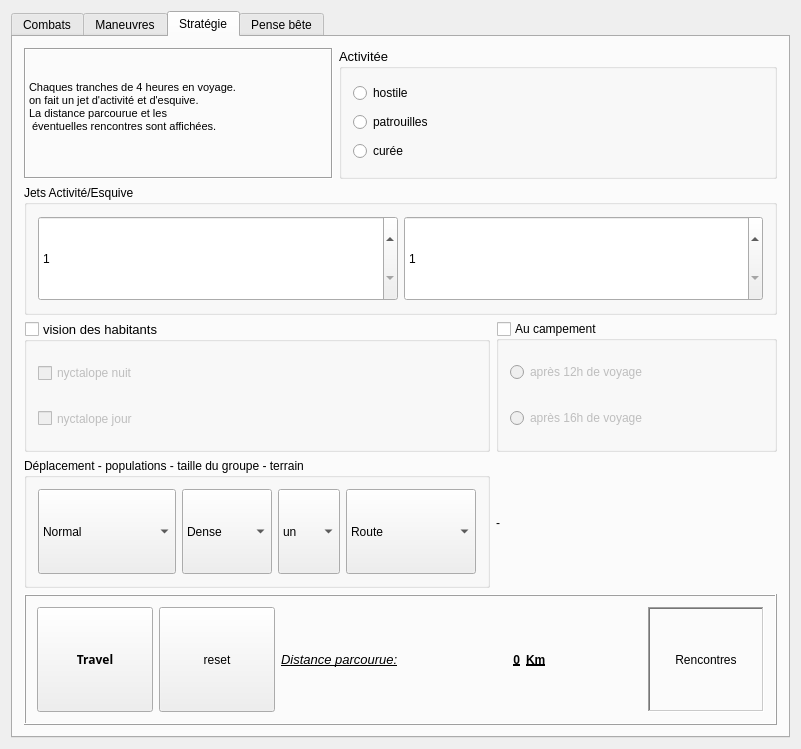
Before: the Qt Designer form mainwindow.ui in e2002e/JRTM-MERP, drawn with Qt 5.
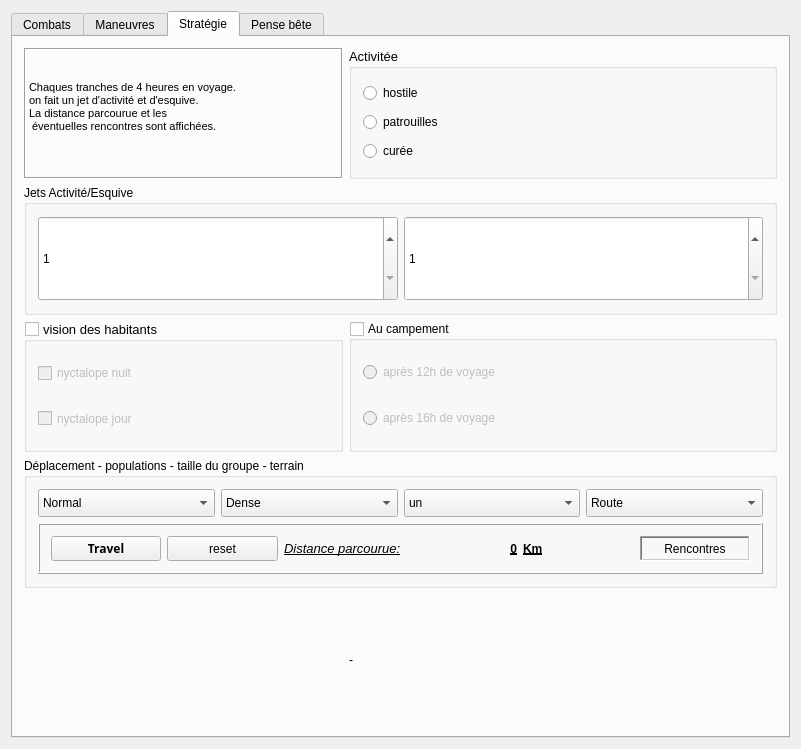
After: the same form once the commit is applied. The open tabs and pages were chosen to show the change.

Patch:
```diff
--- a/mainwindow.ui
+++ b/mainwindow.ui
@@ -1597,114 +1597,6 @@
         <string>Stratégie</string>
        </attribute>
        <layout class="QGridLayout" name="gridLayout_9">
-        <item row="6" column="0" colspan="7">
-         <widget class="QFrame" name="frame_4">
-          <property name="frameShape">
-           <enum>QFrame::Box</enum>
-          </property>
-          <property name="frameShadow">
-           <enum>QFrame::Raised</enum>
-          </property>
-          <layout class="QHBoxLayout" name="horizontalLayout">
-           <item>
-            <widget class="QPushButton" name="pushButton_3">
-             <property name="sizePolicy">
-              <sizepolicy hsizetype="Preferred" vsizetype="Preferred">
-               <horstretch>0</horstretch>
-               <verstretch>0</verstretch>
-              </sizepolicy>
-             </property>
-             <property name="font">
-              <font>
-               <family>Hack</family>
-               <weight>75</weight>
-               <bold>true</bold>
-              </font>
-             </property>
-             <property name="text">
-              <string>Travel</string>
-             </property>
-            </widget>
-           </item>
-           <item>
-            <widget class="QPushButton" name="pushButton_4">
-             <property name="sizePolicy">
-              <sizepolicy hsizetype="Preferred" vsizetype="Preferred">
-               <horstretch>0</horstretch>
-               <verstretch>0</verstretch>
-              </sizepolicy>
-             </property>
-             <property name="text">
-              <string>reset</string>
-             </property>
-            </widget>
-           </item>
-           <item>
-            <widget class="QLabel" name="label_22">
-             <property name="font">
-              <font>
-               <pointsize>10</pointsize>
-               <weight>50</weight>
-               <italic>true</italic>
-               <bold>false</bold>
-               <underline>true</underline>
-              </font>
-             </property>
-             <property name="text">
-              <string>Distance parcourue:</string>
-             </property>
-            </widget>
-           </item>
-           <item>
-            <widget class="QLabel" name="dist">
-             <property name="font">
-              <font>
-               <weight>75</weight>
-               <bold>true</bold>
-               <underline>true</underline>
-              </font>
-             </property>
-             <property name="text">
-              <string>0</string>
-             </property>
-             <property name="alignment">
-              <set>Qt::AlignRight|Qt::AlignTrailing|Qt::AlignVCenter</set>
-             </property>
-            </widget>
-           </item>
-           <item>
-            <widget class="QLabel" name="label_23">
-             <property name="font">
-              <font>
-               <weight>75</weight>
-               <bold>true</bold>
-               <underline>true</underline>
-              </font>
-             </property>
-             <property name="text">
-              <string>Km</string>
-             </property>
-            </widget>
-           </item>
-           <item>
-            <widget class="QLabel" name="Rencontres">
-             <property name="frameShape">
-              <enum>QFrame::WinPanel</enum>
-             </property>
-             <property name="frameShadow">
-              <enum>QFrame::Sunken</enum>
-             </property>
-             <property name="text">
-              <string>Rencontres</string>
-             </property>
-             <property name="alignment">
-              <set>Qt::AlignCenter</set>
-             </property>
-            </widget>
-           </item>
-          </layout>
-         </widget>
-        </item>
         <item row="2" column="3" colspan="4">
          <widget class="QGroupBox" name="groupBox_3">
           <property name="title">
@@ -1886,31 +1778,7 @@
           </layout>
          </widget>
         </item>
-        <item row="0" column="0" colspan="2">
-         <widget class="QLabel" name="label_33">
-          <property name="font">
-           <font>
-            <pointsize>8</pointsize>
-            <weight>50</weight>
-            <bold>false</bold>
-           </font>
-          </property>
-          <property name="frameShape">
-           <enum>QFrame::Box</enum>
-          </property>
-          <property name="frameShadow">
-           <enum>QFrame::Sunken</enum>
-          </property>
-          <property name="text">
-           <string>Chaques tranches de 4 heures en voyage.
-on fait un jet d'activité et d'esquive.
-La distance parcourue et les
- éventuelles rencontres sont affichées.
-</string>
-          </property>
-         </widget>
-        </item>
-        <item row="0" column="2" colspan="5">
+        <item row="0" column="3" colspan="4">
          <widget class="QGroupBox" name="groupBox_5">
           <property name="font">
            <font>
@@ -1981,8 +1849,40 @@
           </layout>
          </widget>
         </item>
-        <item row="4" column="0" colspan="3">
+        <item row="0" column="0" colspan="3">
+         <widget class="QLabel" name="label_33">
+          <property name="font">
+           <font>
+            <pointsize>8</pointsize>
+            <weight>50</weight>
+            <bold>false</bold>
+           </font>
+          </property>
+          <property name="frameShape">
+           <enum>QFrame::Box</enum>
+          </property>
+          <property name="frameShadow">
+           <enum>QFrame::Sunken</enum>
+          </property>
+          <property name="text">
+           <string>Chaques tranches de 4 heures en voyage.
+on fait un jet d'activité et d'esquive.
+La distance parcourue et les
+ éventuelles rencontres sont affichées.
+</string>
+          </property>
+         </widget>
+        </item>
+        <item row="3" column="0" colspan="7">
+         <layout class="QVBoxLayout" name="verticalLayout">
+          <item>
          <widget class="QGroupBox" name="groupBox_8">
+            <property name="sizePolicy">
+             <sizepolicy hsizetype="Preferred" vsizetype="Preferred">
+              <horstretch>0</horstretch>
+              <verstretch>0</verstretch>
+             </sizepolicy>
+            </property>
           <property name="title">
            <string>Déplacement - populations - taille du groupe - terrain</string>
           </property>
@@ -2072,46 +1972,6 @@
              </item>
             </widget>
            </item>
-           <item row="0" column="0">
-            <widget class="QComboBox" name="comboBox_4">
-             <property name="sizePolicy">
-              <sizepolicy hsizetype="Preferred" vsizetype="Preferred">
-               <horstretch>0</horstretch>
-               <verstretch>0</verstretch>
-              </sizepolicy>
-             </property>
-             <item>
-              <property name="text">
-               <string>Normal</string>
-              </property>
-             </item>
-             <item>
-              <property name="text">
-               <string>Furtif</string>
-              </property>
-             </item>
-             <item>
-              <property name="text">
-               <string>Précautionneux</string>
-              </property>
-             </item>
-             <item>
-              <property name="text">
-               <string>Accéléré</string>
-              </property>
-             </item>
-             <item>
-              <property name="text">
-               <string>Lente chevauchée</string>
-              </property>
-             </item>
-             <item>
-              <property name="text">
-               <string>Chevauchée rapide</string>
-              </property>
-             </item>
-            </widget>
-           </item>
            <item row="0" column="3">
             <widget class="QComboBox" name="comboBox_3">
              <property name="sizePolicy">
@@ -2152,8 +2012,158 @@
              </item>
             </widget>
            </item>
-          </layout>
-         </widget>
+             <item row="0" column="0">
+              <widget class="QComboBox" name="comboBox_4">
+               <property name="sizePolicy">
+                <sizepolicy hsizetype="Preferred" vsizetype="Preferred">
+                 <horstretch>0</horstretch>
+                 <verstretch>0</verstretch>
+                </sizepolicy>
+               </property>
+               <item>
+                <property name="text">
+                 <string>Normal</string>
+                </property>
+               </item>
+               <item>
+                <property name="text">
+                 <string>Furtif</string>
+                </property>
+               </item>
+               <item>
+                <property name="text">
+                 <string>Précautionneux</string>
+                </property>
+               </item>
+               <item>
+                <property name="text">
+                 <string>Accéléré</string>
+                </property>
+               </item>
+               <item>
+                <property name="text">
+                 <string>Lente chevauchée</string>
+                </property>
+               </item>
+               <item>
+                <property name="text">
+                 <string>Chevauchée rapide</string>
+                </property>
+               </item>
+              </widget>
+             </item>
+             <item row="1" column="0" colspan="4">
+              <widget class="QFrame" name="frame_4">
+               <property name="frameShape">
+                <enum>QFrame::Box</enum>
+               </property>
+               <property name="frameShadow">
+                <enum>QFrame::Raised</enum>
+               </property>
+               <layout class="QHBoxLayout" name="horizontalLayout">
+                <item>
+                 <widget class="QPushButton" name="pushButton_3">
+                  <property name="sizePolicy">
+                   <sizepolicy hsizetype="Preferred" vsizetype="Preferred">
+                    <horstretch>0</horstretch>
+                    <verstretch>0</verstretch>
+                   </sizepolicy>
+                  </property>
+                  <property name="font">
+                   <font>
+                    <family>Hack</family>
+                    <weight>75</weight>
+                    <bold>true</bold>
+                   </font>
+                  </property>
+                  <property name="text">
+                   <string>Travel</string>
+                  </property>
+                 </widget>
+                </item>
+                <item>
+                 <widget class="QPushButton" name="pushButton_4">
+                  <property name="sizePolicy">
+                   <sizepolicy hsizetype="Preferred" vsizetype="Preferred">
+                    <horstretch>0</horstretch>
+                    <verstretch>0</verstretch>
+                   </sizepolicy>
+                  </property>
+                  <property name="text">
+                   <string>reset</string>
+                  </property>
+                 </widget>
+                </item>
+                <item>
+                 <widget class="QLabel" name="label_22">
+                  <property name="font">
+                   <font>
+                    <pointsize>10</pointsize>
+                    <weight>50</weight>
+                    <italic>true</italic>
+                    <bold>false</bold>
+                    <underline>true</underline>
+                   </font>
+                  </property>
+                  <property name="text">
+                   <string>Distance parcourue:</string>
+                  </property>
+                 </widget>
+                </item>
+                <item>
+                 <widget class="QLabel" name="dist">
+                  <property name="font">
+                   <font>
+                    <weight>75</weight>
+                    <bold>true</bold>
+                    <underline>true</underline>
+                   </font>
+                  </property>
+                  <property name="text">
+                   <string>0</string>
+                  </property>
+                  <property name="alignment">
+                   <set>Qt::AlignRight|Qt::AlignTrailing|Qt::AlignVCenter</set>
+                  </property>
+                 </widget>
+                </item>
+                <item>
+                 <widget class="QLabel" name="label_23">
+                  <property name="font">
+                   <font>
+                    <weight>75</weight>
+                    <bold>true</bold>
+                    <underline>true</underline>
+                   </font>
+                  </property>
+                  <property name="text">
+                   <string>Km</string>
+                  </property>
+                 </widget>
+                </item>
+                <item>
+                 <widget class="QLabel" name="Rencontres">
+                  <property name="frameShape">
+                   <enum>QFrame::WinPanel</enum>
+                  </property>
+                  <property name="frameShadow">
+                   <enum>QFrame::Sunken</enum>
+                  </property>
+                  <property name="text">
+                   <string>Rencontres</string>
+                  </property>
+                  <property name="alignment">
+                   <set>Qt::AlignCenter</set>
+                  </property>
+                 </widget>
+                </item>
+               </layout>
+              </widget>
+             </item>
+            </layout>
+           </widget>
+          </item>
+         </layout>
         </item>
        </layout>
       </widget>
```
Left out of the diff: 165 changed lines with no effect on the pictures. Lines whose indentation alone changed are shown as unchanged.
